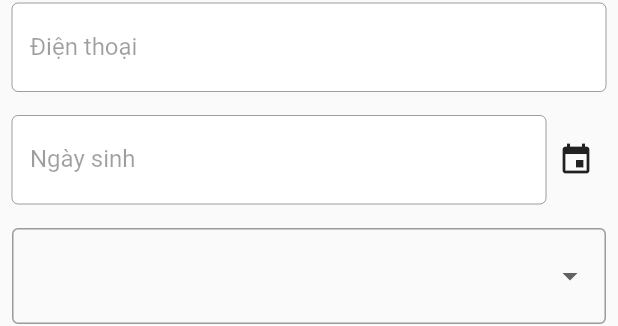
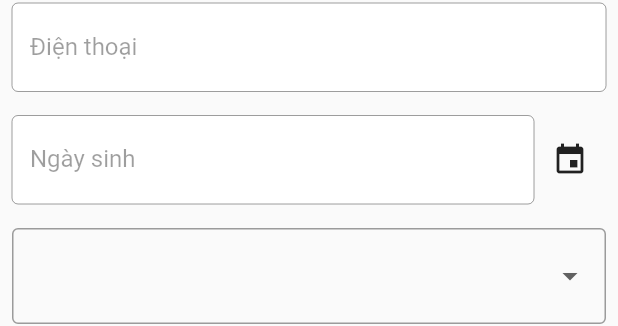
Before and after one commit to HCMUS-Advanced-Mobile-Development/LeetTutur, a Flutter app: the ProfileInfo widget shown alone on an empty page, opened directly with empty values, after a tap on the "event" icon, on a phone screen of 412 x 824 dp. Shown: the part 354-680 px from the top of the screen. Run offline on Flutter 3.47's test engine with Material 2 defaults, Android fonts, the phone set to English and light mode, and no system bars; drawn by our look-alikes of material_floating_search_bar; our stand-ins replace chewie, dio, expandable_text, flutter_dotenv, flutter_mobx, get_it and 9 more; missing offline and left inert: flag, jitsi_meet, syncfusion_flutter_pdfviewer; accounts and stored records are empty; generated files the repository leaves out were written again; network calls fail; project files that could hold a hidden picture were left out.

Commit message:
Profile enhancement

```diff
--- a/lib/ui/profile/widgets/profile_info.dart
+++ b/lib/ui/profile/widgets/profile_info.dart
@@ -1,5 +1,4 @@
 import 'package:flutter/material.dart';
-import 'package:flutter_datetime_picker/flutter_datetime_picker.dart';
 import 'package:flutter_mobx/flutter_mobx.dart';
 import 'package:get_it/get_it.dart';
 import 'package:leet_tutur/generated/l10n.dart';
@@ -10,7 +9,6 @@ import 'package:leet_tutur/stores/user_store.dart';
 import 'package:leet_tutur/utils/date_time_utils.dart';
 import 'package:leet_tutur/widgets/filter_chips.dart';
 import 'package:leet_tutur/widgets/text_input.dart';
-import 'package:material_floating_search_bar/material_floating_search_bar.dart';
 
 class ProfileInfo extends StatefulWidget {
   final User user;
@@ -126,7 +124,7 @@ class _ProfileInfoState extends State<ProfileInfo> {
                     controller: birthController,
                   ),
                 ),
-                CircularButton(
+                IconButton(
                   icon: const Icon(Icons.event),
                   onPressed: _handleSelectBirthDay,
                 )
@@ -187,16 +185,18 @@ class _ProfileInfoState extends State<ProfileInfo> {
     user.level = value;
   }
 
-  void _handleSelectBirthDay() {
-    DatePicker.showDatePicker(
-      context,
-      showTitleActions: true,
-      currentTime: DateTime.tryParse(user.birthday ?? "1975-04-30"),
-      onConfirm: (date) {
-        user.birthday = DateTimeUtils.formatDate(date, format: "yyyy-MM-dd");
-        birthController.text = user.birthday!;
-      },
+  _handleSelectBirthDay() async {
+    var selectedDate = await showDatePicker(
+      context: context,
+      initialDate: DateTime.tryParse(user.birthday ?? "1975-04-30")!,
+      firstDate: DateTime(1900),
+      lastDate: DateTime(2100),
     );
+
+    if (selectedDate != null) {
+      user.birthday = DateTimeUtils.formatDate(selectedDate, format: "yyyy-MM-dd");
+      birthController.text = user.birthday!;
+    }
   }
 
   void _handleChangeCountry(String? value) {
--- a/pubspec.yaml
+++ b/pubspec.yaml
@@ -55,7 +55,6 @@ dependencies:
   flag: ^6.0.0
   chewie: ^1.3.2
   video_player: ^2.4.0
-  flutter_datetime_picker: ^1.5.1
   image_picker: ^0.8.5
   jitsi_meet: ^4.0.0
   syncfusion_flutter_pdfviewer: ^20.1.51-beta
```
